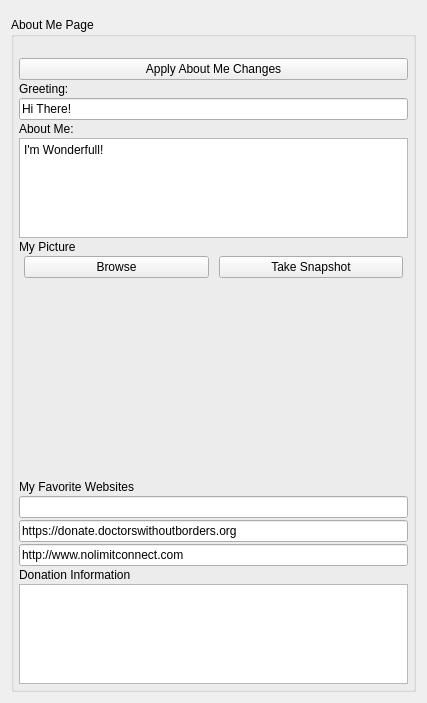
The window that AppsSrc/CommonSrc/Forms/AppletEditAboutMe.ui (brettrjones-github/nolimitconnect) describes before a commit, drawn with Qt 5.
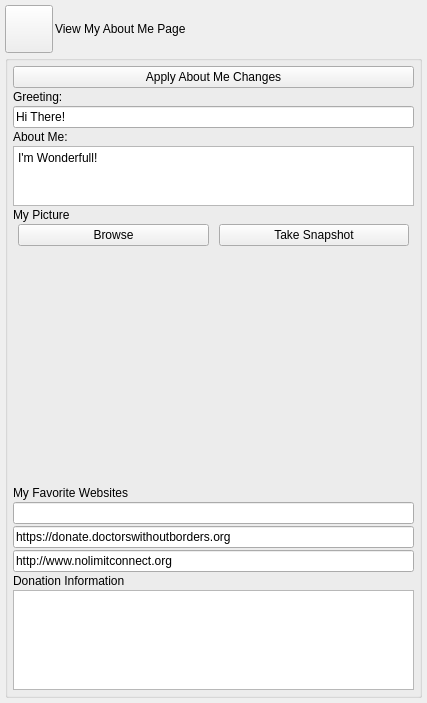
The same window after the commit. Custom widgets are drawn as their Qt base class.

Commit message: Work on edit about me page and other plugin cleanup/fixes

The edit to the form file:
```diff
--- a/AppsSrc/CommonSrc/Forms/AppletEditAboutMe.ui
+++ b/AppsSrc/CommonSrc/Forms/AppletEditAboutMe.ui
@@ -20,20 +20,74 @@
    <string>Edit About Me</string>
   </property>
   <layout class="QVBoxLayout" name="verticalLayout">
+   <property name="spacing">
+    <number>2</number>
+   </property>
+   <property name="leftMargin">
+    <number>5</number>
+   </property>
+   <property name="topMargin">
+    <number>5</number>
+   </property>
+   <property name="rightMargin">
+    <number>5</number>
+   </property>
+   <property name="bottomMargin">
+    <number>5</number>
+   </property>
    <item>
-    <widget class="ServiceSettingsWidget" name="m_ServiceSettingsWidget" native="true">
-     <property name="sizePolicy">
-      <sizepolicy hsizetype="Expanding" vsizetype="Preferred">
-       <horstretch>0</horstretch>
-       <verstretch>0</verstretch>
-      </sizepolicy>
+    <layout class="QHBoxLayout" name="horizontalLayout">
+     <property name="spacing">
+      <number>2</number>
      </property>
-    </widget>
+     <item>
+      <widget class="VxPushButton" name="m_ViewAboutMePageButton">
+       <property name="minimumSize">
+        <size>
+         <width>48</width>
+         <height>48</height>
+        </size>
+       </property>
+       <property name="maximumSize">
+        <size>
+         <width>48</width>
+         <height>48</height>
+        </size>
+       </property>
+       <property name="text">
+        <string/>
+       </property>
+       <property name="iconSize">
+        <size>
+         <width>48</width>
+         <height>48</height>
+        </size>
+       </property>
+      </widget>
+     </item>
+     <item>
+      <widget class="QLabel" name="m_ViewServiceLabel">
+       <property name="text">
+        <string>View My About Me Page</string>
+       </property>
+      </widget>
+     </item>
+     <item>
+      <widget class="PermissionWidget" name="m_PermissionWidget" native="true">
+       <property name="sizePolicy">
+        <sizepolicy hsizetype="Preferred" vsizetype="Minimum">
+         <horstretch>0</horstretch>
+         <verstretch>0</verstretch>
+        </sizepolicy>
+       </property>
+      </widget>
+     </item>
+    </layout>
    </item>
    <item>
     <widget class="QGroupBox" name="m_AboutMeGroupBox">
      <property name="title">
-      <string>About Me Page</string>
+      <string/>
      </property>
      <layout class="QVBoxLayout" name="DialogItemsGroupBox_3">
       <property name="spacing">
@@ -51,16 +105,6 @@
       <property name="bottomMargin">
        <number>5</number>
       </property>
-      <item>
-       <widget class="QLabel" name="m_StatusLabel">
-        <property name="enabled">
-         <bool>true</bool>
-        </property>
-        <property name="text">
-         <string notr="true"/>
-        </property>
-       </widget>
-      </item>
       <item>
        <widget class="QPushButton" name="m_ApplyAboutMeButton">
         <property name="text">
@@ -100,7 +144,7 @@
         <property name="maximumSize">
          <size>
           <width>16777215</width>
-          <height>100</height>
+          <height>60</height>
          </size>
         </property>
         <property name="plainText">
@@ -181,7 +225,7 @@
       <item>
        <widget class="QLineEdit" name="m_FavoriteWebsite3Edit">
         <property name="text">
-         <string>http://www.nolimitconnect.com</string>
+         <string>http://www.nolimitconnect.org</string>
         </property>
        </widget>
       </item>
@@ -218,7 +262,12 @@
  </widget>
  <customwidgets>
   <customwidget>
-   <class>ServiceSettingsWidget</class>
+   <class>VxPushButton</class>
+   <extends>QPushButton</extends>
+   <header>VxPushButton.h</header>
+  </customwidget>
+  <customwidget>
+   <class>PermissionWidget</class>
    <extends>QWidget</extends>
    <header>ServiceSettingsWidget.h</header>
    <container>1</container>
```
Left out of the diff: 4 changed lines with no effect on the pictures. The commit also changes 15 other files.
